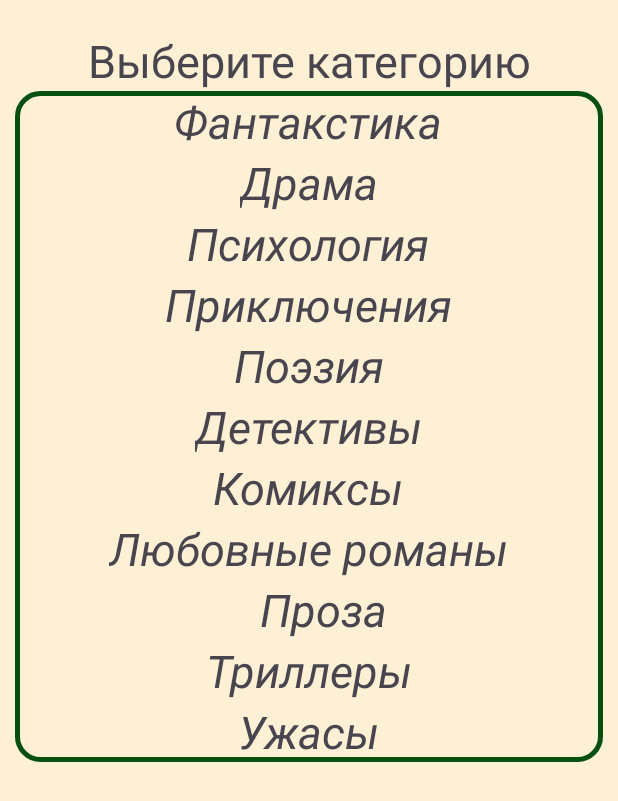
After one commit to Orazjan/Library, an Android app: the AdminAddNewCategoryActivity screen opened directly, with no data from a screen before it, on a phone screen of 412 x 824 dp. The commit adds this screen. Shown: the top 801 px of the screen. Run offline under Robolectric (Android 15) with nearby library versions, the phone set to English and light mode, and no system bars.

Commit message:
Added new categories

```diff
--- a/app/src/main/AndroidManifest.xml
+++ b/app/src/main/AndroidManifest.xml
@@ -12,6 +12,9 @@
         android:supportsRtl="true"
         android:theme="@style/Theme.Library"
         tools:targetApi="31">
+        <activity
+            android:name=".UI.Admin.AdminAddNewCategoryActivity"
+            android:exported="false" />
         <activity
             android:name=".UI.Admin.AdminCategoryActiviti"
             android:exported="false" />
--- /dev/null
+++ b/app/src/main/java/com/example/library/UI/Admin/AdminAddNewCategoryActivity.java
@@ -0,0 +1,26 @@
+package com.example.library.UI.Admin;
+
+import android.os.Bundle;
+
+import androidx.activity.EdgeToEdge;
+import androidx.appcompat.app.AppCompatActivity;
+import androidx.core.graphics.Insets;
+import androidx.core.view.ViewCompat;
+import androidx.core.view.WindowInsetsCompat;
+
+import com.example.library.R;
+
+public class AdminAddNewCategoryActivity extends AppCompatActivity {
+
+    @Override
+    protected void onCreate(Bundle savedInstanceState) {
+        super.onCreate(savedInstanceState);
+        EdgeToEdge.enable(this);
+        setContentView(R.layout.activity_admin_add_new_category);
+        ViewCompat.setOnApplyWindowInsetsListener(findViewById(R.id.main), (v, insets) -> {
+            Insets systemBars = insets.getInsets(WindowInsetsCompat.Type.systemBars());
+            v.setPadding(systemBars.left, systemBars.top, systemBars.right, systemBars.bottom);
+            return insets;
+        });
+    }
+}
--- /dev/null
+++ b/app/src/main/res/drawable/style_for_linear.xml
@@ -0,0 +1,8 @@
+<?xml version="1.0" encoding="utf-8"?>
+<shape xmlns:android="http://schemas.android.com/apk/res/android">
+    <solid android:color="#FFFFFF" />
+    <stroke
+        android:width="2dp"
+        android:color="#000000" />
+    <corners android:radius="20dp" />
+</shape>
--- /dev/null
+++ b/app/src/main/res/layout/activity_admin_add_new_category.xml
@@ -0,0 +1,136 @@
+<?xml version="1.0" encoding="utf-8"?>
+<RelativeLayout xmlns:android="http://schemas.android.com/apk/res/android"
+    xmlns:app="http://schemas.android.com/apk/res-auto"
+    xmlns:tools="http://schemas.android.com/tools"
+    android:id="@+id/main"
+    android:layout_width="match_parent"
+    android:layout_height="match_parent"
+    android:background="@color/bckgrnd"
+    tools:context=".UI.Admin.AdminAddNewCategoryActivity">
+
+    <TextView
+        android:id="@+id/chooseCategory"
+        android:layout_width="match_parent"
+        android:layout_height="wrap_content"
+        android:layout_marginTop="20sp"
+        android:text="@string/choose_Category"
+        android:textAlignment="center"
+        android:textSize="30sp"
+
+
+        />
+
+    <LinearLayout
+        android:id="@+id/FirstLinear"
+        android:layout_width="match_parent"
+        android:layout_height="wrap_content"
+        android:layout_below="@id/chooseCategory"
+        android:layout_marginStart="10sp"
+        android:layout_marginEnd="10sp"
+        android:background="@drawable/input_design"
+        android:orientation="vertical">
+
+        <TextView
+            android:id="@+id/Category_Fantasy"
+            android:layout_width="wrap_content"
+            android:layout_height="wrap_content"
+            android:layout_gravity="center"
+            android:text="@string/Category_Fantasy"
+            android:textSize="30sp"
+            android:textStyle="italic"
+
+            />
+
+        <TextView
+            android:id="@+id/Category_Drama"
+            android:layout_width="wrap_content"
+            android:layout_height="wrap_content"
+            android:layout_gravity="center"
+            android:text="@string/Category_Drama"
+            android:textSize="30sp"
+            android:textStyle="italic" />
+
+        <TextView
+            android:id="@+id/Category_Psy"
+            android:layout_width="wrap_content"
+            android:layout_height="wrap_content"
+            android:layout_gravity="center"
+            android:text="@string/Category_Psy"
+            android:textSize="30sp"
+            android:textStyle="italic" />
+
+        <TextView
+            android:id="@+id/Category_Priklucheniye"
+            android:layout_width="wrap_content"
+            android:layout_height="wrap_content"
+            android:layout_gravity="center"
+            android:text="@string/Category_Priklucheniye"
+            android:textSize="30sp"
+            android:textStyle="italic" />
+
+        <TextView
+            android:id="@+id/Category_Poeziya"
+            android:layout_width="wrap_content"
+            android:layout_height="wrap_content"
+            android:layout_gravity="center"
+            android:text="@string/Category_Poesiya"
+            android:textSize="30sp"
+            android:textStyle="italic" />
+
+        <TextView
+            android:id="@+id/Category_Detektiw"
+            android:layout_width="wrap_content"
+            android:layout_height="wrap_content"
+            android:layout_gravity="center"
+            android:text="@string/Category_Detektiw"
+            android:textSize="30sp"
+            android:textStyle="italic" />
+
+        <TextView
+            android:id="@+id/Category_Komiksy"
+            android:layout_width="wrap_content"
+            android:layout_height="wrap_content"
+            android:layout_gravity="center"
+            android:text="@string/Category_Komiksy"
+            android:textSize="30sp"
+            android:textStyle="italic" />
+
+        <TextView
+            android:id="@+id/Category_LoveRoman"
+            android:layout_width="wrap_content"
+            android:layout_height="wrap_content"
+            android:layout_gravity="center"
+            android:text="@string/Category_LoveRoman"
+            android:textSize="30sp"
+            android:textStyle="italic" />
+
+        <TextView
+            android:id="@+id/Category_Proza"
+            android:layout_width="wrap_content"
+            android:layout_height="wrap_content"
+            android:layout_gravity="center"
+            android:layout_marginStart="10sp"
+            android:text="@string/Category_Proza"
+            android:textSize="30sp"
+            android:textStyle="italic" />
+
+        <TextView
+            android:id="@+id/Category_Trillery"
+            android:layout_width="wrap_content"
+            android:layout_height="wrap_content"
+            android:layout_gravity="center"
+            android:text="@string/Category_Trillery"
+            android:textSize="30sp"
+            android:textStyle="italic" />
+
+        <TextView
+            android:id="@+id/Category_Ujasy"
+            android:layout_width="wrap_content"
+            android:layout_height="wrap_content"
+            android:layout_gravity="center"
+            android:text="@string/Category_Ujasy"
+            android:textSize="30sp"
+            android:textStyle="italic" />
+    </LinearLayout>
+
+</RelativeLayout>
--- a/app/src/main/res/values/strings.xml
+++ b/app/src/main/res/values/strings.xml
@@ -12,4 +12,18 @@
     <string name="forget_password">Забыли пароль?</string>
     <string name="enter_name">Введите имя</string>
     <string name="enter_fami">Введите фамилию</string>
+    <string name="choose_Category">Выберите категорию</string>
+    <string name="Category_Fantasy">Фантакстика</string>
+    <string name="Category_Detektiw">Детективы</string>
+    <string name="Category_Romany">Романы</string>
+    <string name="Category_Poesiya">Поэзия</string>
+    <string name="Category_Ujasy">Ужасы</string>
+    <string name="Category_LoveRoman">Любовные романы</string>
+    <string name="Category_Proza">Проза</string>
+    <string name="Category_Trillery">Триллеры</string>
+    <string name="Category_Komiksy">Комиксы</string>
+    <string name="Category_Drama">Драма</string>
+    <string name="Category_Psy">Психология</string>
+    <string name="Category_Priklucheniye">Приключения</string>
+
 </resources>
```
